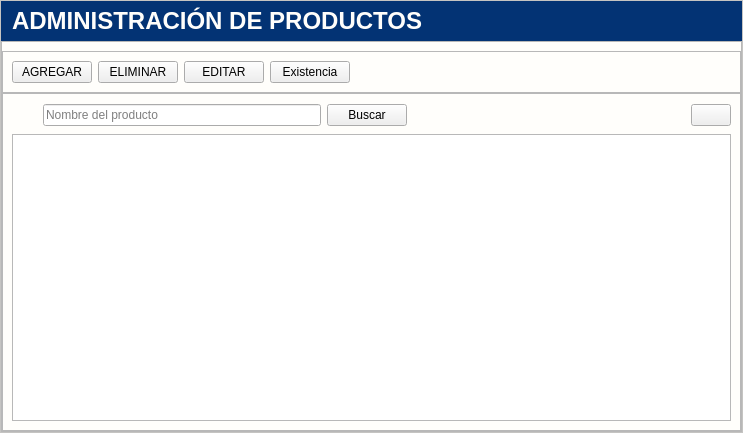
This is app/View/UserInterfaceUi/UI_CONTROL_PRODUCTOS.ui in LAngelVp/software-punto-de-venta as Qt 5 draws it before an edit. The edited form follows.
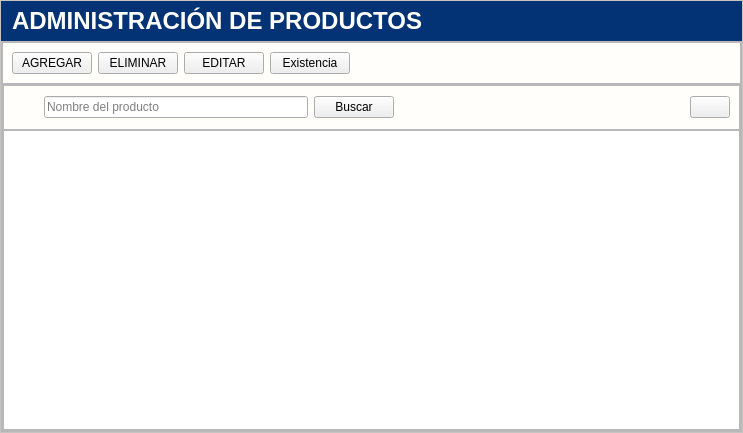
This is the edited form. Icons and pictures are not drawn.

Diff of the .ui file:
```diff
--- a/app/View/UserInterfaceUi/UI_CONTROL_PRODUCTOS.ui
+++ b/app/View/UserInterfaceUi/UI_CONTROL_PRODUCTOS.ui
@@ -203,6 +203,9 @@
          <property name="leftMargin">
           <number>0</number>
          </property>
+         <property name="topMargin">
+          <number>0</number>
+         </property>
          <property name="rightMargin">
           <number>0</number>
          </property>
@@ -325,11 +328,30 @@
            <property name="frameShadow">
             <enum>QFrame::Raised</enum>
            </property>
-           <layout class="QGridLayout" name="gridLayout_4">
-            <item row="1" column="0">
-             <widget class="QTableView" name="tabla_productos"/>
-            </item>
-            <item row="0" column="0">
+           <layout class="QVBoxLayout" name="verticalLayout">
+            <property name="spacing">
+             <number>0</number>
+            </property>
+            <property name="leftMargin">
+             <number>0</number>
+            </property>
+            <property name="topMargin">
+             <number>0</number>
+            </property>
+            <property name="rightMargin">
+             <number>0</number>
+            </property>
+            <property name="bottomMargin">
+             <number>0</number>
+            </property>
+            <item alignment="Qt::AlignVCenter">
+             <widget class="QFrame" name="frame">
+              <property name="frameShape">
+               <enum>QFrame::StyledPanel</enum>
+              </property>
+              <property name="frameShadow">
+               <enum>QFrame::Raised</enum>
+              </property>
              <layout class="QHBoxLayout" name="horizontalLayout_2">
               <item>
                <widget class="QLabel" name="etiqueta_buscar">
@@ -348,7 +370,7 @@
                 </property>
                </widget>
               </item>
-              <item>
+               <item alignment="Qt::AlignVCenter">
                <widget class="QPushButton" name="btn_btn_buscar">
                 <property name="cursor">
                  <cursorShape>PointingHandCursor</cursorShape>
@@ -368,13 +390,13 @@
                 </property>
                 <property name="sizeHint" stdset="0">
                  <size>
-                  <width>40</width>
+                   <width>290</width>
                   <height>20</height>
                  </size>
                 </property>
                </spacer>
               </item>
-              <item>
+               <item alignment="Qt::AlignVCenter">
                <widget class="QPushButton" name="btn_btn_ActualizarTablaProductos">
                 <property name="toolTip">
                  <string>Actualizar tabla productos</string>
@@ -389,6 +411,10 @@
                </widget>
               </item>
              </layout>
+             </widget>
+            </item>
+            <item>
+             <widget class="QTableView" name="tabla_productos"/>
             </item>
            </layout>
           </widget>
```
Left out of the diff: 4 changed lines with no effect on the pictures. Lines whose indentation alone changed are shown as unchanged.
